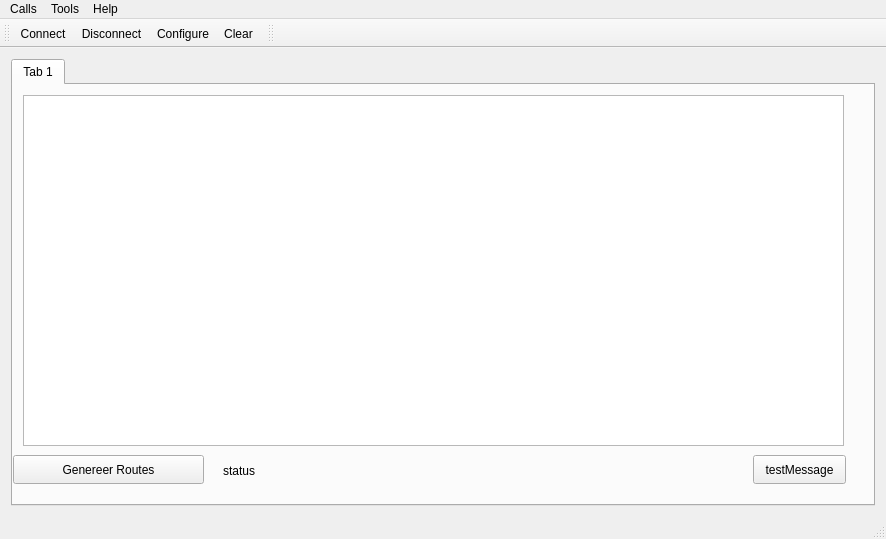
The window that RoutesGenereren/mainwindow.ui (TotallyOriginalUsername/startweek) describes before a commit, drawn with Qt 5.
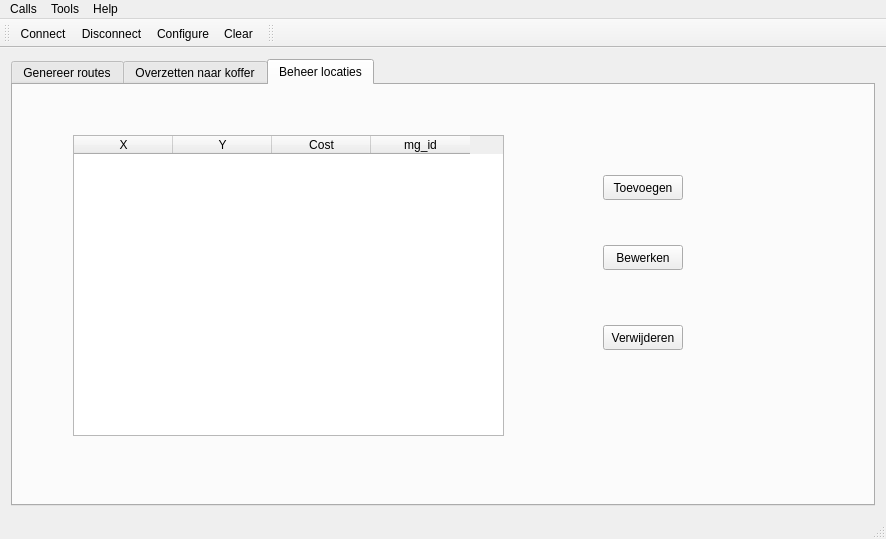
The same window after the commit. The open tabs and pages were chosen to show the change. Icons and pictures are not drawn.

Diff of the .ui file:
```diff
--- a/RoutesGenereren/mainwindow.ui
+++ b/RoutesGenereren/mainwindow.ui
@@ -22,12 +22,12 @@
       </property>
       <widget class="QWidget" name="tab">
        <attribute name="title">
-        <string>Tab 1</string>
+        <string>Genereer routes</string>
        </attribute>
        <widget class="QPushButton" name="pushButton">
         <property name="geometry">
          <rect>
-          <x>0</x>
+          <x>10</x>
           <y>370</y>
           <width>191</width>
           <height>29</height>
@@ -50,19 +50,6 @@
          <string>status</string>
         </property>
        </widget>
-       <widget class="QPushButton" name="pushButton_2">
-        <property name="geometry">
-         <rect>
-          <x>740</x>
-          <y>370</y>
-          <width>93</width>
-          <height>29</height>
-         </rect>
-        </property>
-        <property name="text">
-         <string>testMessage</string>
-        </property>
-       </widget>
        <widget class="QGraphicsView" name="graphicsView">
         <property name="geometry">
          <rect>
@@ -74,6 +61,130 @@
         </property>
        </widget>
       </widget>
+      <widget class="QWidget" name="tab_2">
+       <attribute name="title">
+        <string>Overzetten naar koffer</string>
+       </attribute>
+       <widget class="QWidget" name="layoutWidget">
+        <property name="geometry">
+         <rect>
+          <x>60</x>
+          <y>170</y>
+          <width>711</width>
+          <height>27</height>
+         </rect>
+        </property>
+        <layout class="QHBoxLayout" name="horizontalLayout">
+         <item>
+          <widget class="QPushButton" name="btnRefreshRoutes">
+           <property name="text">
+            <string>Laad Routes in</string>
+           </property>
+          </widget>
+         </item>
+         <item>
+          <widget class="QComboBox" name="comboRouteFiles"/>
+         </item>
+         <item>
+          <widget class="QPushButton" name="btnRefreshPorts">
+           <property name="text">
+            <string>Refresh Poort</string>
+           </property>
+          </widget>
+         </item>
+         <item>
+          <widget class="QComboBox" name="comboPorts"/>
+         </item>
+         <item>
+          <widget class="QPushButton" name="btnUploadSerial">
+           <property name="text">
+            <string>Upload Route</string>
+           </property>
+          </widget>
+         </item>
+        </layout>
+       </widget>
+      </widget>
+      <widget class="QWidget" name="tab_3">
+       <attribute name="title">
+        <string>Beheer locaties</string>
+       </attribute>
+       <widget class="QTableWidget" name="tableLocations">
+        <property name="geometry">
+         <rect>
+          <x>60</x>
+          <y>50</y>
+          <width>431</width>
+          <height>301</height>
+         </rect>
+        </property>
+        <property name="columnCount">
+         <number>4</number>
+        </property>
+        <attribute name="horizontalHeaderDefaultSectionSize">
+         <number>99</number>
+        </attribute>
+        <column>
+         <property name="text">
+          <string>X</string>
+         </property>
+        </column>
+        <column>
+         <property name="text">
+          <string>Y</string>
+         </property>
+        </column>
+        <column>
+         <property name="text">
+          <string>Cost</string>
+         </property>
+        </column>
+        <column>
+         <property name="text">
+          <string>mg_id</string>
+         </property>
+        </column>
+       </widget>
+       <widget class="QPushButton" name="btnAddLoc">
+        <property name="geometry">
+         <rect>
+          <x>590</x>
+          <y>90</y>
+          <width>80</width>
+          <height>25</height>
+         </rect>
+        </property>
+        <property name="text">
+         <string>Toevoegen</string>
+        </property>
+       </widget>
+       <widget class="QPushButton" name="btnEditLoc">
+        <property name="geometry">
+         <rect>
+          <x>590</x>
+          <y>160</y>
+          <width>80</width>
+          <height>25</height>
+         </rect>
+        </property>
+        <property name="text">
+         <string>Bewerken</string>
+        </property>
+       </widget>
+       <widget class="QPushButton" name="btnRemoveLoc">
+        <property name="geometry">
+         <rect>
+          <x>590</x>
+          <y>240</y>
+          <width>80</width>
+          <height>25</height>
+         </rect>
+        </property>
+        <property name="text">
+         <string>Verwijderen</string>
+        </property>
+       </widget>
+      </widget>
      </widget>
     </item>
    </layout>
```
